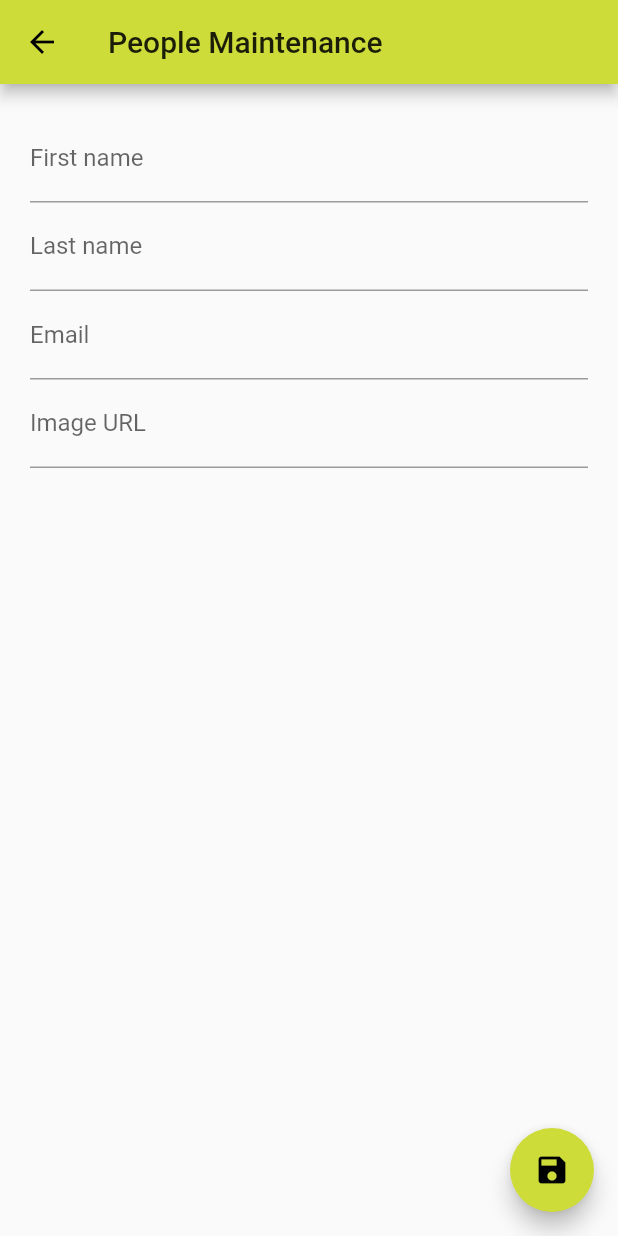
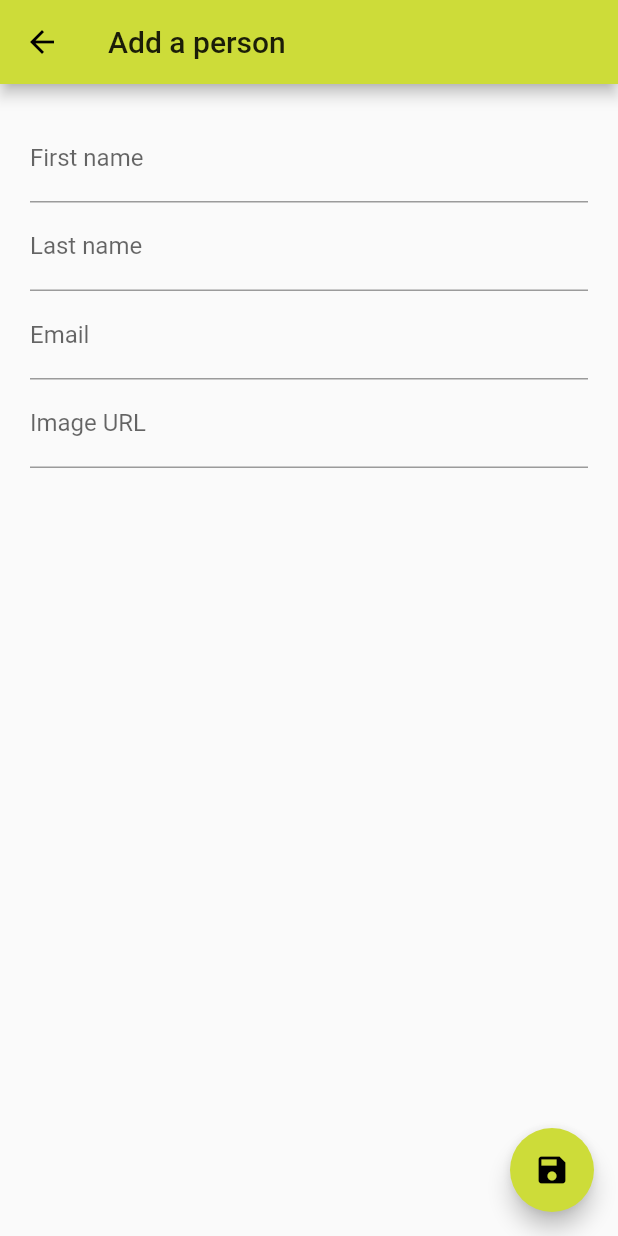
Before and after one commit to rapPayne/beginning-app-development-with-flutter, a Flutter app: the PeopleUpsert screen opened by its route, on a phone screen of 412 x 824 dp. Run offline on Flutter 3.47's test engine with Material 2 defaults, Android fonts, the phone set to English and light mode, and no system bars; our stand-ins replace shared_preferences; accounts and stored records are empty; network calls fail.

Commit message:
Examples now work with pipedream.com/kvdb.io

```diff
--- a/chapter_11_making_restful_calls_with_ajax/lib/NavigationDrawer.dart
+++ b/chapter_11_making_restful_calls_with_ajax/lib/NavigationDrawer.dart
@@ -39,7 +39,7 @@ class NavigationDrawer extends StatelessWidget {
             leading: const Icon(Icons.people),
             title: const Text('People Maintenance'),
             onTap: () {
-              Navigator.pushNamed(context, '/peopleMaintenance');
+              Navigator.pushNamed(context, '/peopleList');
             },
           ),
         ],
--- a/chapter_11_making_restful_calls_with_ajax/lib/PeopleUpsert.dart
+++ b/chapter_11_making_restful_calls_with_ajax/lib/PeopleUpsert.dart
@@ -1,6 +1,7 @@
 import 'package:flutter/material.dart';
-import 'package:cloud_firestore/cloud_firestore.dart';
+import 'package:http/http.dart';
 import 'Person.dart';
+import 'sensitiveConstants.dart';
 
 class PeopleUpsert extends StatefulWidget {
   @override
@@ -9,28 +10,31 @@ class PeopleUpsert extends StatefulWidget {
 
 class _PeopleUpsertState extends State<PeopleUpsert> {
   final GlobalKey<FormState> _key = GlobalKey<FormState>();
-  Person _person;
+  Person person;
 
   @override
   Widget build(BuildContext context) {
-    // // Get the person via an InheritedWidget
-    _person = ModalRoute.of(context).settings.arguments;
-    _person = (_person == null) ? Person() : _person;
-    print('Person received: ${_person.email}');
-    //final TextStyle labelStyle = Theme.of(context).textTheme.body2;
+    // Get the 'current' person set during navigation. If
+    // this person is null, we're adding a new person and
+    // we must instantiate one. If this person is not null,
+    // then we're updating that person.
+    final Person _person = ModalRoute.of(context).settings.arguments;
+    person = (_person == null) ? Person() : _person;
     return Scaffold(
       appBar: AppBar(
-        title: const Text(
-          'People Maintenance',
+        title: Text(
+          (_person == null) ? 'Add a person' : 'Update a person',
         ),
       ),
       body: _body,
       floatingActionButton: FloatingActionButton(
         onPressed: () {
+          // Commit field data to the form key
           _key.currentState.save();
-          // Save the person here.
-          updatePersonToFirestore(_person);
-          Navigator.pop<Person>(context, _person);
+          // Save the person
+          updatePersonToPipedream(person);
+          // And go back to where we came from
+          Navigator.pop<Person>(context, person);
         },
         child: Icon(Icons.save),
       ),
@@ -44,58 +48,52 @@ class _PeopleUpsertState extends State<PeopleUpsert> {
         padding: const EdgeInsets.all(20),
         child: Column(
           children: <Widget>[
-              personFormField(
-                  labelText: 'First name', initialValue: _person.name['first']),
-              personFormField(
-                  labelText: 'Last name', initialValue: _person.name['last']),
-              personFormField(labelText: 'Email', initialValue: _person.email),
-              personFormField(
-                  labelText: 'Image URL', initialValue: _person.imageUrl),
+            TextFormField(
+                initialValue: person.name['first'],
+                decoration: InputDecoration(labelText: 'First name'),
+                onSaved: (String val) => person.name['first'] = val),
+            TextFormField(
+                initialValue: person.name['last'],
+                decoration: InputDecoration(labelText: 'Last name'),
+                onSaved: (String val) => person.name['last'] = val),
+            TextFormField(
+                initialValue: person.email,
+                decoration: InputDecoration(labelText: 'Email'),
+                onSaved: (String val) => person.email = val),
+            TextFormField(
+                initialValue: person.imageUrl,
+                decoration: InputDecoration(labelText: 'Image URL'),
+                onSaved: (String val) => person.imageUrl = val),
           ],
-          )),
+        ),
+      ),
     );
   }
 
-  Widget personFormField(
-      {String labelText, String fieldName, String initialValue}) {
-    return TextFormField(
-      initialValue: initialValue,
-      decoration: InputDecoration(labelText: labelText),
-      onSaved: (String val) {
-        //_person[fieldName] = val;
-        switch (labelText) {
-          case 'First name':
-            _person.name['first'] = val;
-            break;
-          case 'Last name':
-            _person.name['last'] = val;
-            break;
-          case 'Email':
-            _person.email = val;
-            break;
-          case 'Image URL':
-            _person.imageUrl = val;
-            break;
-          default:
-            throw "Bad person field name. I don't know $labelText";
+// Add/update document in collection "people"
+void updatePersonToPipedream(Person person) {
+  Future<Response> response;
+  final String payload = """
+    {
+      "first":"${person.name['first']}",
+      "last":"${person.name['last']}",
+      "imageUrl":"${person.imageUrl}",
+      "email":"${person.email}"
     }
-      },
-    );
+    """;
+  final Map<String, String> headers = <String, String>{'Content-type': 'application/json'};
+  // If id is null, we're adding. If not, we're updating.
+  if (person.id == null) {
+    String url =
+     '$pipedreamRESTUrl/people/?pipedream_response=1';
+    response = post(url, headers: headers, body: payload);
+  } else {
+    String url =
+     '$pipedreamRESTUrl/people/${person.id}?pipedream_response=1';
+    response = put(url, headers: headers, body: payload);
   }
-
-  void updatePersonToFirestore(Person person) {
-    // Add/update document in collection "people"
-    Firestore.instance
-        .collection('people')
-        .document(_person.documentID)
-        .setData(<String, dynamic>{
-      'name': person.name,
-      'email': person.email,
-      'imageUrl': person.imageUrl,
-    }).then<void>((dynamic doc) {
-      print('Document successfully written! $doc');
-    }).catchError((dynamic error) {
-      print('Error! $error');
+  response.then((Response res) {
+    Navigator.pop(context, Person.fromJson(res.body));
   });
 }
 }
--- a/chapter_11_making_restful_calls_with_ajax/lib/main.dart
+++ b/chapter_11_making_restful_calls_with_ajax/lib/main.dart
@@ -1,6 +1,6 @@
 import 'package:flutter/material.dart';
 import 'NavigationDrawer.dart';
-import 'PeopleMaintenance.dart';
+import 'PeopleList.dart';
 import 'PeopleUpsert.dart';
 import 'PexelsPhotos.dart';
 import 'SimpleGet.dart';
@@ -27,7 +27,7 @@ class _MainState extends State<Main> {
         '/simpleGet': (BuildContext ctx) => SimpleGet(),
         '/pexelsPhotos': (BuildContext ctx) => PexelsPhotos(),
         '/peopleAdd': (BuildContext ctx) => PeopleUpsert(),
-        '/peopleMaintenance': (BuildContext ctx) => PeopleMaintenance(),
+        '/peopleList': (BuildContext ctx) => PeopleList(),
         '/peopleUpsert': (BuildContext ctx) => PeopleUpsert(),
       },
     );
@@ -39,7 +39,7 @@ class Landing extends StatelessWidget {
   Widget build(BuildContext context) {
     return Scaffold(
       appBar: AppBar(
-        title: const Text('Ch 11 Ajax and Firebase'),
+        title: const Text('Ch 11 Ajax'),
       ),
       body: Container(
         color: Colors.limeAccent,
--- a/chapter_11_making_restful_calls_with_ajax/pubspec.yaml
+++ b/chapter_11_making_restful_calls_with_ajax/pubspec.yaml
@@ -14,7 +14,7 @@ description: A new Flutter project.
 version: 1.0.0+1
 
 environment:
-  sdk: ">=2.1.0 <3.0.0"
+  sdk: ">=2.3.0 <3.0.0"
 
 dependencies:
   flutter:
@@ -46,6 +46,7 @@ flutter:
   # To add assets to your application, add an assets section, like this:
   assets:
    - lib/assets/images/BrandLogo.jpg
+   - lib/assets/images/NoImage.jpg
 
   # An image asset can refer to one or more resolution-specific "variants", see
   # https://flutter.dev/assets-and-images/#resolution-aware.
```
Also changed, not shown: chapter_11_making_restful_calls_with_ajax/lib/PeopleAdd.dart (deleted, +0 -89 lines), chapter_11_making_restful_calls_with_ajax/lib/PeopleList.dart (+67 -44 lines), chapter_11_making_restful_calls_with_ajax/lib/PeopleMaintenance.dart (deleted, +0 -26 lines), chapter_11_making_restful_calls_with_ajax/lib/Person.dart (+21 -17 lines), chapter_11_making_restful_calls_with_ajax/lib/assets/images/NoImage.jpg (added), chapter_11_making_restful_calls_with_ajax/pubspec.lock. Lines whose indentation alone changed are shown as unchanged.
